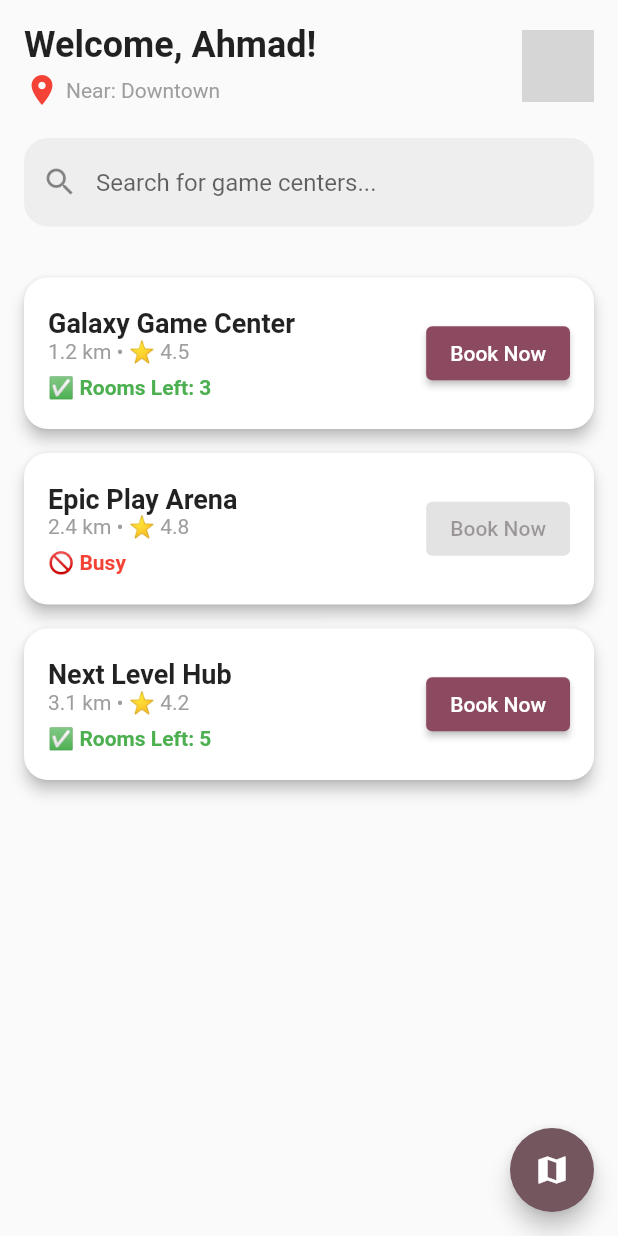
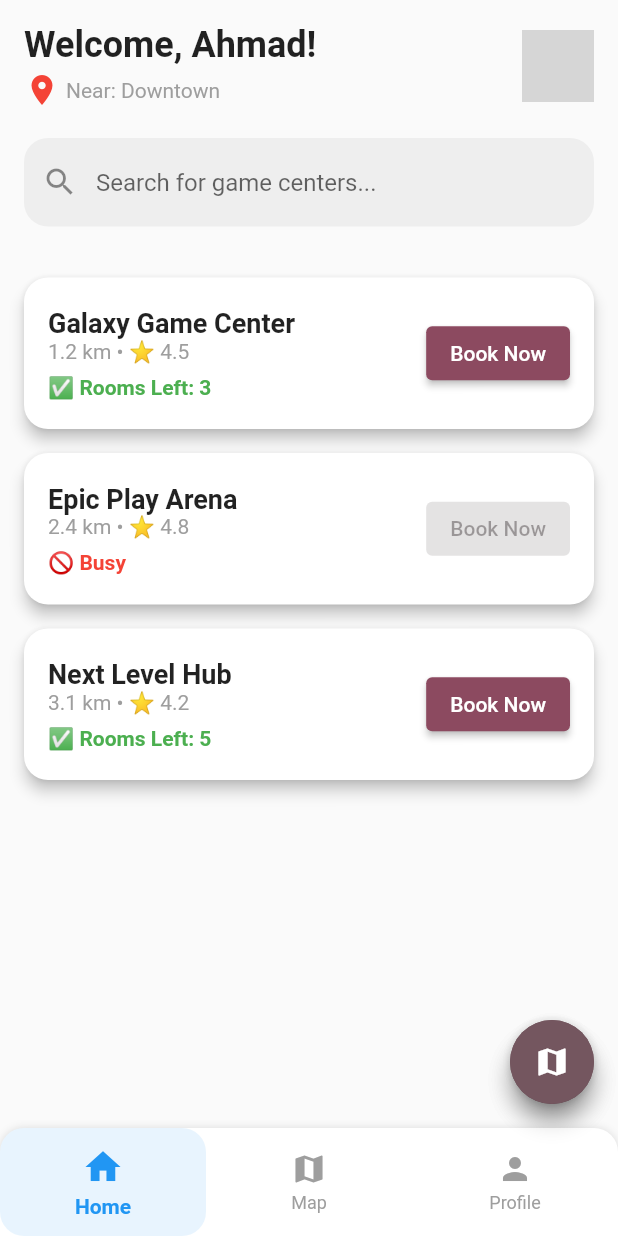
Before and after one commit to ahmadmansour1/game-hub-, a Flutter app: the screen it shows after launch, after a tap on "Book Now", on a phone screen of 412 x 824 dp. Run offline on Flutter 3.47's test engine with Material 3 defaults, Android fonts, the phone set to English and light mode, and no system bars; our stand-ins replace dio, firebase_core, flutter_map, latlong2; missing offline and left inert: flutter_stripe; accounts and stored records are empty; network calls fail; grey boxes are pictures that could not be loaded.

Commit message:
addding profil and map screens using nav bar and animations on it

```diff
--- /dev/null
+++ b/lib/screens/game_center_page.dart
@@ -0,0 +1,170 @@
+import 'package:flutter/material.dart';
+import 'package:game/screens/profile_page.dart';
+import 'package:game/screens/widgets/custome_nav_bar.dart';
+import 'package:game/service/payment_service.dart';
+
+class GameCenterPage extends StatefulWidget {
+  const GameCenterPage({super.key});
+
+  @override
+  State<GameCenterPage> createState() => _HomePageState();
+}
+
+class _HomePageState extends State<GameCenterPage> {
+  final List<Map<String, dynamic>> mockCenters = const [
+    {
+      "name": "Galaxy Game Center",
+      "distance": "1.2 km",
+      "rating": 4.5,
+      "isBusy": false,
+      "availableRooms": 3,
+    },
+    {
+      "name": "Epic Play Arena",
+      "distance": "2.4 km",
+      "rating": 4.8,
+      "isBusy": true,
+      "availableRooms": 0,
+    },
+    {
+      "name": "Next Level Hub",
+      "distance": "3.1 km",
+      "rating": 4.2,
+      "isBusy": false,
+      "availableRooms": 5,
+    },
+  ];
+  @override
+  Widget build(BuildContext context) {
+    return Scaffold(
+      body: SafeArea(
+        child: Column(
+          crossAxisAlignment: CrossAxisAlignment.start,
+          children: [
+            // Header Section
+            Padding(
+              padding: const EdgeInsets.all(16.0),
+              child: Column(
+                crossAxisAlignment: CrossAxisAlignment.start,
+                children: [
+                  // Location & Profile
+                  Row(
+                    mainAxisAlignment: MainAxisAlignment.spaceBetween,
+                    children: [
+                      Column(
+                        crossAxisAlignment: CrossAxisAlignment.start,
+                        children: [
+                          const Text(
+                            "Welcome, Ahmad!",
+                            style: TextStyle(
+                              fontSize: 24,
+                              fontWeight: FontWeight.bold,
+                            ),
+                          ),
+                          const SizedBox(height: 4),
+                          Row(
+                            children: const [
+                              Icon(Icons.location_on, color: Colors.red),
+                              SizedBox(width: 4),
+                              Text(
+                                "Near: Downtown",
+                                style: TextStyle(fontSize: 14, color: Colors.grey),
+                              ),
+                            ],
+                          ),
+                        ],
+                      ),
+                      // Profile Icon
+                      CircleAvatar(
+                        radius: 24,
+                        backgroundImage: AssetImage('assets/profile.jpg'),
+                      ),
+                    ],
+                  ),
+                  const SizedBox(height: 20),
+
+                  // Search Bar
+                  TextField(
+                    decoration: InputDecoration(
+                      hintText: "Search for game centers...",
+                      prefixIcon: const Icon(Icons.search),
+                      filled: true,
+                      fillColor: Colors.grey[200],
+                      border: OutlineInputBorder(
+                        borderRadius: BorderRadius.circular(16),
+                        borderSide: BorderSide.none,
+                      ),
+                    ),
+                  ),
+                ],
+              ),
+            ),
+
+            const SizedBox(height: 10),
+
+            // Game Center List
+            Expanded(
+              child: ListView.builder(
+                itemCount: mockCenters.length,
+                itemBuilder: (context, index) {
+                  final center = mockCenters[index];
+
+                  return Card(
+                    margin: const EdgeInsets.symmetric(horizontal: 16, vertical: 8),
+                    shape: RoundedRectangleBorder(
+                      borderRadius: BorderRadius.circular(16),
+                    ),
+                    elevation: 4,
+                    child: ListTile(
+                      contentPadding: const EdgeInsets.all(16),
+                      title: Text(
+                        center["name"],
+                        style: const TextStyle(fontWeight: FontWeight.bold, fontSize: 18),
+                      ),
+                      subtitle: Column(
+                        crossAxisAlignment: CrossAxisAlignment.start,
+                        children: [
+                          Text(
+                            "${center["distance"]} • ⭐ ${center["rating"]}",
+                            style: const TextStyle(color: Colors.grey),
+                          ),
+                          const SizedBox(height: 8),
+                          if (center["isBusy"])
+                            const Text(
+                              "🚫 Busy",
+                              style: TextStyle(color: Colors.red, fontWeight: FontWeight.bold),
+                            )
+                          else
+                            Text(
+                              "✅ Rooms Left: ${center["availableRooms"]}",
+                              style: const TextStyle(color: Colors.green, fontWeight: FontWeight.bold),
+                            ),
+                        ],
+                      ),
+                      trailing: ElevatedButton(
+                        onPressed: center["isBusy"]
+                            ? null // Disable button if busy
+                            : () async {
+                          await PaymentManager.makePayment(10, "usd");
+
+
+                        },
+                        child: const Text("Book Now"),
+                      ),
+                    ),
+                  );
+                },
+              ),
+            ),
+          ],
+        ),
+      ),
+      floatingActionButton: FloatingActionButton(
+        onPressed: () {
+          // Navigate to map view
+        },
+        child: const Icon(Icons.map),
+      ),
+    );
+  }
+}
--- a/lib/screens/home_page.dart
+++ b/lib/screens/home_page.dart
@@ -1,164 +1,52 @@
 import 'package:flutter/material.dart';
-import 'package:game/service/payment_service.dart';
+import 'package:game/screens/profile_page.dart';
+import 'package:game/screens/widgets/custome_nav_bar.dart';
 
-class HomePage extends StatelessWidget {
-  const HomePage({super.key});
+import 'game_center_page.dart';
+import 'map_screen.dart';
 
-  final List<Map<String, dynamic>> mockCenters = const [
-    {
-      "name": "Galaxy Game Center",
-      "distance": "1.2 km",
-      "rating": 4.5,
-      "isBusy": false,
-      "availableRooms": 3,
-    },
-    {
-      "name": "Epic Play Arena",
-      "distance": "2.4 km",
-      "rating": 4.8,
-      "isBusy": true,
-      "availableRooms": 0,
-    },
-    {
-      "name": "Next Level Hub",
-      "distance": "3.1 km",
-      "rating": 4.2,
-      "isBusy": false,
-      "availableRooms": 5,
-    },
+
+class HomeScreen extends StatefulWidget {
+  const HomeScreen({Key? key}) : super(key: key);
+
+  @override
+  State<HomeScreen> createState() => _HomeScreenState();
+}
+
+class _HomeScreenState extends State<HomeScreen> {
+  int _selectedIndex = 0;
+
+  void _onNavTapped(int index) {
+    setState(() {
+      _selectedIndex = index;
+    });
+  }
+
+  final List<Widget> _pages = [
+    const GameCenterPage(),
+    MockMapScreen(), // Placeholder
+    const ProfileScreen(),
   ];
 
   @override
   Widget build(BuildContext context) {
     return Scaffold(
-      body: SafeArea(
-        child: Column(
-          crossAxisAlignment: CrossAxisAlignment.start,
-          children: [
-            // Header Section
-            Padding(
-              padding: const EdgeInsets.all(16.0),
-              child: Column(
-                crossAxisAlignment: CrossAxisAlignment.start,
-                children: [
-                  // Location & Profile
-                  Row(
-                    mainAxisAlignment: MainAxisAlignment.spaceBetween,
-                    children: [
-                      Column(
-                        crossAxisAlignment: CrossAxisAlignment.start,
-                        children: [
-                          const Text(
-                            "Welcome, Ahmad!",
-                            style: TextStyle(
-                              fontSize: 24,
-                              fontWeight: FontWeight.bold,
-                            ),
-                          ),
-                          const SizedBox(height: 4),
-                          Row(
-                            children: const [
-                              Icon(Icons.location_on, color: Colors.red),
-                              SizedBox(width: 4),
-                              Text(
-                                "Near: Downtown",
-                                style: TextStyle(fontSize: 14, color: Colors.grey),
-                              ),
-                            ],
-                          ),
-                        ],
-                      ),
-                      // Profile Icon
-                      CircleAvatar(
-                        radius: 24,
-                        backgroundImage: AssetImage('assets/profile.jpg'),
-                      ),
-                    ],
-                  ),
-                  const SizedBox(height: 20),
-
-                  // Search Bar
-                  TextField(
-                    decoration: InputDecoration(
-                      hintText: "Search for game centers...",
-                      prefixIcon: const Icon(Icons.search),
-                      filled: true,
-                      fillColor: Colors.grey[200],
-                      border: OutlineInputBorder(
-                        borderRadius: BorderRadius.circular(16),
-                        borderSide: BorderSide.none,
-                      ),
-                    ),
-                  ),
-                ],
-              ),
-            ),
-
-            const SizedBox(height: 10),
-
-            // Game Center List
-            Expanded(
-              child: ListView.builder(
-                itemCount: mockCenters.length,
-                itemBuilder: (context, index) {
-                  final center = mockCenters[index];
-
-                  return Card(
-                    margin: const EdgeInsets.symmetric(horizontal: 16, vertical: 8),
-                    shape: RoundedRectangleBorder(
-                      borderRadius: BorderRadius.circular(16),
-                    ),
-                    elevation: 4,
-                    child: ListTile(
-                      contentPadding: const EdgeInsets.all(16),
-                      title: Text(
-                        center["name"],
-                        style: const TextStyle(fontWeight: FontWeight.bold, fontSize: 18),
-                      ),
-                      subtitle: Column(
-                        crossAxisAlignment: CrossAxisAlignment.start,
-                        children: [
-                          Text(
-                            "${center["distance"]} • ⭐ ${center["rating"]}",
-                            style: const TextStyle(color: Colors.grey),
-                          ),
-                          const SizedBox(height: 8),
-                          if (center["isBusy"])
-                            const Text(
-                              "🚫 Busy",
-                              style: TextStyle(color: Colors.red, fontWeight: FontWeight.bold),
-                            )
-                          else
-                            Text(
-                              "✅ Rooms Left: ${center["availableRooms"]}",
-                              style: const TextStyle(color: Colors.green, fontWeight: FontWeight.bold),
-                            ),
-                        ],
-                      ),
-                      trailing: ElevatedButton(
-                        onPressed: center["isBusy"]
-                            ? null // Disable button if busy
-                            : () async {
-                       await PaymentManager.makePayment(10, "usd");
-
-
-                        },
-                        child: const Text("Book Now"),
-                      ),
-                    ),
-                  );
-                },
-              ),
-            ),
-          ],
-        ),
+      body: IndexedStack(
+        index: _selectedIndex,
+        children: _pages,
       ),
-      floatingActionButton: FloatingActionButton(
+      bottomNavigationBar: CustomBottomNavBar(
+        currentIndex: _selectedIndex,
+        onTap: _onNavTapped,
+      ),
+      floatingActionButton: _selectedIndex == 0
+          ? FloatingActionButton(
         onPressed: () {
-          // Navigate to map view
+          // Navigate to map view or show map modal
         },
         child: const Icon(Icons.map),
-      ),
+      )
+          : null,
     );
   }
 }
--- /dev/null
+++ b/lib/screens/map_screen.dart
@@ -0,0 +1,80 @@
+import 'package:flutter/material.dart';
+import 'package:flutter_map/flutter_map.dart';
+import 'package:latlong2/latlong.dart';
+
+import 'package:flutter/material.dart';
+import 'package:flutter_map/flutter_map.dart';
+import 'package:latlong2/latlong.dart';
+
+class MockMapScreen extends StatelessWidget {
+  const MockMapScreen({Key? key}) : super(key: key);
+
+  static final List<Map<String, dynamic>> mockCenters = [
+    {
+      "name": "Galaxy Game Center",
+      "distance": "1.2 km",
+      "rating": 4.5,
+      "isBusy": false,
+      "availableRooms": 3,
+      "location": LatLng(40.7138, -74.0060),
+    },
+    {
+      "name": "Epic Play Arena",
+      "distance": "2.4 km",
+      "rating": 4.8,
+      "isBusy": true,
+      "availableRooms": 0,
+      "location": LatLng(40.7120, -74.0010),
+    },
+    {
+      "name": "Next Level Hub",
+      "distance": "3.1 km",
+      "rating": 4.2,
+      "isBusy": false,
+      "availableRooms": 5,
+      "location": LatLng(40.7100, -74.0100),
+    },
+  ];
+
+  @override
+  Widget build(BuildContext context) {
+    return Scaffold(
+      appBar: AppBar(title: const Text("Mock Map")),
+      body: FlutterMap(
+        options: const MapOptions(
+          initialCenter: LatLng(40.7128, -74.0060), // NYC center
+          initialZoom: 13.0,
+          interactionOptions: const InteractionOptions(
+            enableMultiFingerGestureRace: true,
+          ),
+        ),
+        children: [
+          TileLayer(
+            urlTemplate: 'https://tile.openstreetmap.org/{z}/{x}/{y}.png',
+            userAgentPackageName: 'com.example.app',
+          ),
+          MarkerLayer(
+            markers: mockCenters.map((center) {
+              final LatLng location = center['location'];
+              return Marker(
+                width: 80,
+                height: 80,
+                point: location,
+                child: Column(
+                  children: [
+                    const Icon(Icons.location_pin, size: 36, color: Colors.red),
+                    Text(
+                      center["name"],
+                      style: const TextStyle(fontSize: 10),
+                      overflow: TextOverflow.ellipsis,
+                    ),
+                  ],
+                ),
+              );
+            }).toList(),
+          ),
+        ],
+      ),
+    );
+  }
+}
--- /dev/null
+++ b/lib/screens/profile_page.dart
@@ -0,0 +1,50 @@
+import 'package:flutter/material.dart';
+
+class ProfileScreen extends StatelessWidget {
+  const ProfileScreen({Key? key}) : super(key: key);
+
+  @override
+  Widget build(BuildContext context) {
+    return Scaffold(
+      appBar: AppBar(
+        title: const Text("Your Profile"),
+      ),
+      body: Padding(
+        padding: const EdgeInsets.all(16.0),
+        child: Column(
+          children: [
+            const CircleAvatar(
+              radius: 50,
+              backgroundImage: AssetImage('assets/profile.jpg'),
+            ),
+            const SizedBox(height: 16),
+            const Text(
+              "Ahmad Ali",
+              style: TextStyle(fontSize: 22, fontWeight: FontWeight.bold),
+            ),
+            const SizedBox(height: 8),
+            const Text(
+              "ahmad@example.com",
+              style: TextStyle(color: Colors.grey),
+            ),
+            const SizedBox(height: 24),
+            ListTile(
+              leading: const Icon(Icons.settings),
+              title: const Text("Settings"),
+              onTap: () {
+                // Handle settings tap
+              },
+            ),
+            ListTile(
+              leading: const Icon(Icons.logout),
+              title: const Text("Logout"),
+              onTap: () {
+                // Handle logout logic
+              },
+            ),
+          ],
+        ),
+      ),
+    );
+  }
+}
--- a/lib/screens/splash_screen.dart
+++ b/lib/screens/splash_screen.dart
@@ -15,7 +15,7 @@ class _SplashScreenState extends State<SplashScreen> {
       Navigator.pushReplacement(
         context,
         PageRouteBuilder(
-          pageBuilder: (context, animation, secondaryAnimation) => HomePage(),
+          pageBuilder: (context, animation, secondaryAnimation) => HomeScreen(),
           transitionsBuilder: (context, animation, secondaryAnimation, child) {
             return FadeTransition(opacity: animation, child: child);
           },
--- /dev/null
+++ b/lib/screens/widgets/custome_nav_bar.dart
@@ -0,0 +1,73 @@
+import 'package:flutter/material.dart';
+
+import 'package:flutter/material.dart';
+
+class CustomBottomNavBar extends StatelessWidget {
+  final int currentIndex;
+  final Function(int) onTap;
+
+  const CustomBottomNavBar({
+    Key? key,
+    required this.currentIndex,
+    required this.onTap,
+  }) : super(key: key);
+
+  @override
+  Widget build(BuildContext context) {
+    const items = [
+      {'icon': Icons.home, 'label': "Home"},
+      {'icon': Icons.map, 'label': "Map"},
+      {'icon': Icons.person, 'label': "Profile"},
+    ];
+
+    return Container(
+      decoration: BoxDecoration(
+        color: Colors.white,
+        boxShadow: const [
+          BoxShadow(color: Colors.black12, blurRadius: 4),
+        ],
+        borderRadius: const BorderRadius.vertical(top: Radius.circular(16)),
+      ),
+      child: Row(
+        mainAxisAlignment: MainAxisAlignment.spaceAround,
+        children: List.generate(items.length, (index) {
+          final isSelected = currentIndex == index;
+
+          return Expanded(
+            child: GestureDetector(
+              onTap: () => onTap(index),
+              child: AnimatedContainer(
+                duration: const Duration(milliseconds: 250),
+                padding: const EdgeInsets.symmetric(vertical: 12),
+                decoration: BoxDecoration(
+                  color: isSelected ? Colors.blue.withOpacity(0.1) : Colors.transparent,
+                  borderRadius: BorderRadius.circular(16),
+                ),
+                child: Column(
+                  mainAxisSize: MainAxisSize.min,
+                  children: [
+                    Icon(
+                      items[index]['icon'] as IconData,
+                      color: isSelected ? Colors.blue : Colors.grey,
+                      size: isSelected ? 28 : 24,
+                    ),
+                    const SizedBox(height: 4),
+                    AnimatedDefaultTextStyle(
+                      duration: const Duration(milliseconds: 250),
+                      style: TextStyle(
+                        color: isSelected ? Colors.blue : Colors.grey,
+                        fontWeight: isSelected ? FontWeight.bold : FontWeight.normal,
+                        fontSize: isSelected ? 14 : 12,
+                      ),
+                      child: Text(items[index]['label'] as String),
+                    ),
+                  ],
+                ),
+              ),
+            ),
+          );
+        }),
+      ),
+    );
+  }
+}
--- a/pubspec.yaml
+++ b/pubspec.yaml
@@ -27,6 +27,7 @@ dependencies:
   firebase_core: ^3.12.1
   flutter_stripe: ^11.4.0
   dio: ^5.8.0+1
+  flutter_map: ^8.1.1
 
 dev_dependencies:
   flutter_test:
```
Also changed, not shown: pubspec.lock, 1 other file.
